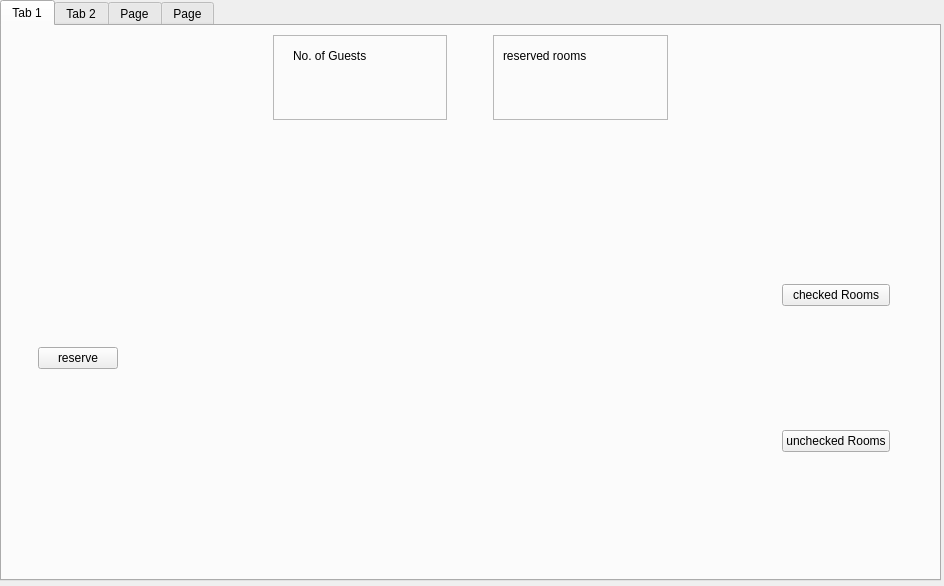
amirfarhoudniya/Hotel-managment, file staffpanel.ui: the form before one commit.
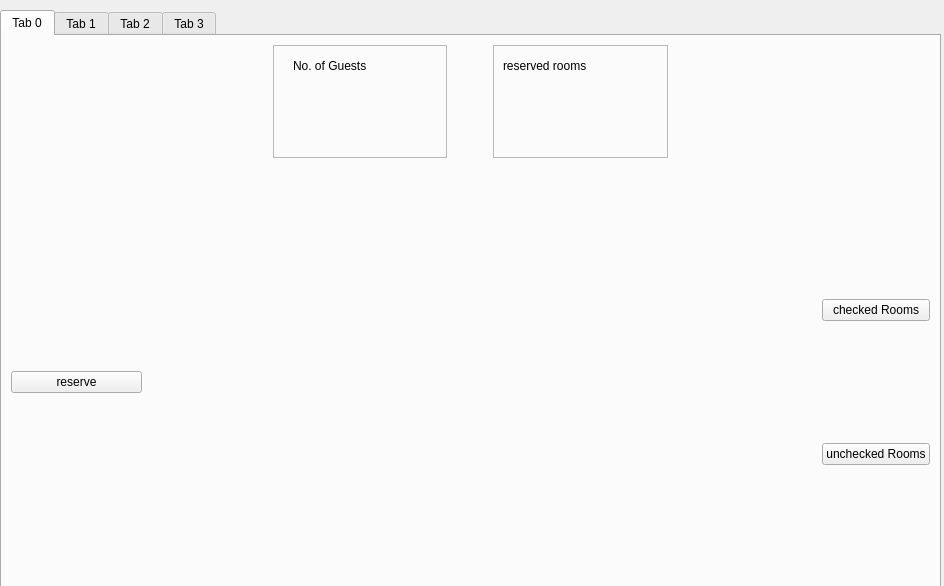
The form after the commit. The open tabs and pages were chosen to show the change.

Commit message: room status chart added to main tab

Diff of the .ui file:
```diff
--- a/staffpanel.ui
+++ b/staffpanel.ui
@@ -17,7 +17,7 @@
    <property name="geometry">
     <rect>
      <x>0</x>
-     <y>0</y>
+     <y>10</y>
      <width>941</width>
      <height>581</height>
     </rect>
@@ -27,83 +27,23 @@
    </property>
    <widget class="QWidget" name="tab">
     <attribute name="title">
-     <string>Tab 1</string>
+     <string>Tab 0</string>
     </attribute>
     <layout class="QGridLayout" name="gridLayout_2">
      <item row="0" column="0">
-      <layout class="QGridLayout" name="gridLayout" rowstretch="2,0,10" columnstretch="3,10,3,0">
-       <item row="2" column="0">
-        <layout class="QGridLayout" name="reservationLayout">
-         <item row="1" column="2">
-          <spacer name="horizontalSpacer_7">
-           <property name="orientation">
-            <enum>Qt::Horizontal</enum>
-           </property>
-           <property name="sizeHint" stdset="0">
-            <size>
-             <width>40</width>
-             <height>20</height>
-            </size>
-           </property>
-          </spacer>
-         </item>
-         <item row="1" column="1">
-          <widget class="QPushButton" name="reserve_pushButton">
-           <property name="text">
-            <string>reserve</string>
-           </property>
-          </widget>
-         </item>
-         <item row="1" column="0">
-          <spacer name="horizontalSpacer_6">
-           <property name="orientation">
-            <enum>Qt::Horizontal</enum>
-           </property>
-           <property name="sizeHint" stdset="0">
-            <size>
-             <width>40</width>
-             <height>20</height>
-            </size>
-           </property>
-          </spacer>
-         </item>
-         <item row="2" column="1">
-          <spacer name="verticalSpacer">
-           <property name="orientation">
-            <enum>Qt::Vertical</enum>
-           </property>
-           <property name="sizeHint" stdset="0">
-            <size>
-             <width>20</width>
-             <height>40</height>
-            </size>
-           </property>
-          </spacer>
-         </item>
-         <item row="0" column="1">
-          <spacer name="verticalSpacer_2">
-           <property name="orientation">
-            <enum>Qt::Vertical</enum>
-           </property>
-           <property name="sizeHint" stdset="0">
-            <size>
-             <width>20</width>
-             <height>40</height>
-            </size>
-           </property>
-          </spacer>
-         </item>
-        </layout>
-       </item>
-       <item row="1" column="0" colspan="4">
-        <spacer name="horizontalSpacer_5">
+      <layout class="QGridLayout" name="gridLayout" rowstretch="2,0,7" columnstretch="1,5,0,0">
+       <item row="2" column="2">
+        <spacer name="horizontalSpacer_4">
          <property name="orientation">
           <enum>Qt::Horizontal</enum>
          </property>
+         <property name="sizeType">
+          <enum>QSizePolicy::Preferred</enum>
+         </property>
          <property name="sizeHint" stdset="0">
           <size>
-           <width>40</width>
-           <height>20</height>
+           <width>10</width>
+           <height>10</height>
           </size>
          </property>
         </spacer>
@@ -232,9 +172,47 @@
          </item>
         </layout>
        </item>
+       <item row="2" column="1">
+        <layout class="QGridLayout" name="chart_gridLayout">
+         <property name="sizeConstraint">
+          <enum>QLayout::SetMaximumSize</enum>
+         </property>
+        </layout>
+       </item>
+       <item row="2" column="0">
+        <layout class="QGridLayout" name="reservationLayout">
+         <item row="0" column="0">
+          <widget class="QPushButton" name="reserve_pushButton">
+           <property name="text">
+            <string>reserve</string>
+           </property>
+          </widget>
+         </item>
+        </layout>
+       </item>
        <item row="2" column="3">
         <layout class="QGridLayout" name="roomCheckLayout">
-         <item row="0" column="1">
+         <item row="3" column="0">
+          <widget class="QPushButton" name="uncheckedRooms_pushButton">
+           <property name="text">
+            <string>unchecked Rooms</string>
+           </property>
+          </widget>
+         </item>
+         <item row="4" column="0">
+          <spacer name="verticalSpacer_4">
+           <property name="orientation">
+            <enum>Qt::Vertical</enum>
+           </property>
+           <property name="sizeHint" stdset="0">
+            <size>
+             <width>20</width>
+             <height>40</height>
+            </size>
+           </property>
+          </spacer>
+         </item>
+         <item row="0" column="0">
           <spacer name="verticalSpacer_3">
            <property name="orientation">
             <enum>Qt::Vertical</enum>
@@ -247,102 +225,30 @@
            </property>
           </spacer>
          </item>
-         <item row="2" column="2">
-          <spacer name="horizontalSpacer_8">
+         <item row="2" column="0">
+          <spacer name="verticalSpacer_5">
            <property name="orientation">
-            <enum>Qt::Horizontal</enum>
+            <enum>Qt::Vertical</enum>
            </property>
            <property name="sizeHint" stdset="0">
             <size>
-             <width>40</width>
-             <height>20</height>
+             <width>20</width>
+             <height>40</height>
             </size>
            </property>
           </spacer>
          </item>
-         <item row="2" column="1">
+         <item row="1" column="0">
           <widget class="QPushButton" name="checkedRooms_pushButton">
            <property name="text">
             <string>checked Rooms</string>
            </property>
           </widget>
          </item>
-         <item row="4" column="0">
-          <spacer name="horizontalSpacer_10">
-           <property name="orientation">
-            <enum>Qt::Horizontal</enum>
-           </property>
-           <property name="sizeHint" stdset="0">
-            <size>
-             <width>40</width>
-             <height>20</height>
-            </size>
-           </property>
-          </spacer>
-         </item>
-         <item row="4" column="2">
-          <spacer name="horizontalSpacer_11">
-           <property name="orientation">
-            <enum>Qt::Horizontal</enum>
-           </property>
-           <property name="sizeHint" stdset="0">
-            <size>
-             <width>40</width>
-             <height>20</height>
-            </size>
-           </property>
-          </spacer>
-         </item>
-         <item row="3" column="1">
-          <spacer name="verticalSpacer_5">
-           <property name="orientation">
-            <enum>Qt::Vertical</enum>
-           </property>
-           <property name="sizeHint" stdset="0">
-            <size>
-             <width>20</width>
-             <height>40</height>
-            </size>
-           </property>
-          </spacer>
-         </item>
-         <item row="5" column="1">
-          <spacer name="verticalSpacer_4">
-           <property name="orientation">
-            <enum>Qt::Vertical</enum>
-           </property>
-           <property name="sizeHint" stdset="0">
-            <size>
-             <width>20</width>
-             <height>40</height>
-            </size>
-           </property>
-          </spacer>
-         </item>
-         <item row="4" column="1">
-          <widget class="QPushButton" name="uncheckedRooms_pushButton">
-           <property name="text">
-            <string>unchecked Rooms</string>
-           </property>
-          </widget>
-         </item>
-         <item row="1" column="1">
-          <spacer name="horizontalSpacer_9">
-           <property name="orientation">
-            <enum>Qt::Horizontal</enum>
-           </property>
-           <property name="sizeHint" stdset="0">
-            <size>
-             <width>40</width>
-             <height>20</height>
-            </size>
-           </property>
-          </spacer>
-         </item>
         </layout>
        </item>
-       <item row="2" column="2">
-        <spacer name="horizontalSpacer_4">
+       <item row="1" column="0" colspan="4">
+        <spacer name="horizontalSpacer_5">
          <property name="orientation">
           <enum>Qt::Horizontal</enum>
          </property>
@@ -360,7 +266,7 @@
    </widget>
    <widget class="QWidget" name="tab_2">
     <attribute name="title">
-     <string>Tab 2</string>
+     <string>Tab 1</string>
     </attribute>
     <layout class="QGridLayout" name="gridLayout_3">
      <item row="0" column="0">
@@ -627,7 +533,7 @@
    </widget>
    <widget class="QWidget" name="tab_3">
     <attribute name="title">
-     <string>Page</string>
+     <string>Tab 2</string>
     </attribute>
     <widget class="QLabel" name="uncheckedRooms_label">
      <property name="geometry">
@@ -697,7 +603,7 @@
    </widget>
    <widget class="QWidget" name="tab_4">
     <attribute name="title">
-     <string>Page</string>
+     <string>Tab 3</string>
     </attribute>
     <widget class="QListWidget" name="staffs_listWidget">
      <property name="geometry">
```
Left out of the diff: 95 changed lines with no effect on the pictures. The commit also changes 28 other files.
